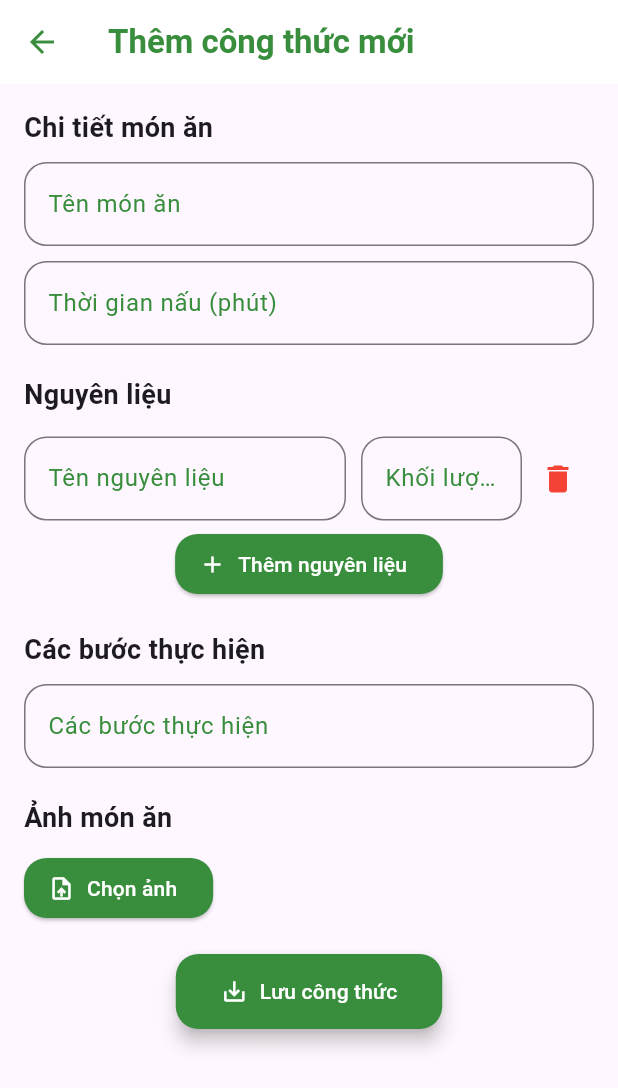
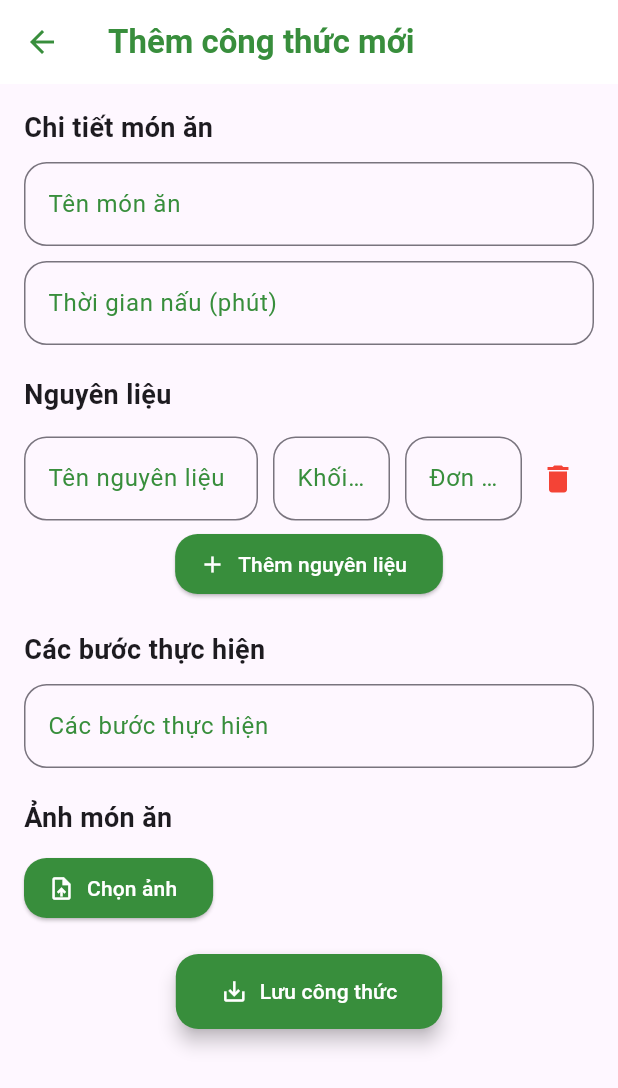
Before and after one commit to tonystark2306/mealplanner_group15_2024.1, a Flutter app: the CreateRecipeScreen screen opened by its route, after a tap on "Thêm nguyên liệu", on a phone screen of 412 x 824 dp. Shown: the top 1088 px of the screen. Run offline on Flutter 3.47's test engine with Material 3 defaults, Android fonts, the phone set to English and light mode, and no system bars; our stand-ins replace image_picker; missing offline and left inert: dart:html; network calls fail.

Commit message:
add unit create recipe screen

```diff
--- a/frontend/lib/Models/recipe_model.dart
+++ b/frontend/lib/Models/recipe_model.dart
@@ -44,9 +44,9 @@ class RecipeItem {
 
 class Ingredient {
   final String name;
+  final String unitName;
   final String weight;
-
-  Ingredient({required this.name, required this.weight});
+  Ingredient({required this.name, required this.unitName, required this.weight});
 
   Map<String, dynamic> toMap() {
     return {
@@ -58,6 +58,7 @@ class Ingredient {
   factory Ingredient.fromMap(Map<String, dynamic> map) {
     return Ingredient(
       name: map['name'],
+      unitName: map['unitName'],
       weight: map['weight'],
     );
   }
--- a/frontend/lib/Screen/recipes/create_recipe_screen.dart
+++ b/frontend/lib/Screen/recipes/create_recipe_screen.dart
@@ -18,6 +18,7 @@ class _CreateRecipeScreenState extends State<CreateRecipeScreen> {
   final TextEditingController timeController = TextEditingController();
   final List<TextEditingController> ingredientNameControllers = [];
   final List<TextEditingController> ingredientWeightControllers = [];
+  final List<TextEditingController> ingredientUnitControllers = [];
   final TextEditingController stepsController = TextEditingController();
   Uint8List? uploadedImage;
 
@@ -31,6 +32,9 @@ class _CreateRecipeScreenState extends State<CreateRecipeScreen> {
     for (var controller in ingredientWeightControllers) {
       controller.dispose();
     }
+    for (var controller in ingredientUnitControllers) {
+      controller.dispose();
+    }
     stepsController.dispose();
     super.dispose();
   }
@@ -39,6 +43,7 @@ class _CreateRecipeScreenState extends State<CreateRecipeScreen> {
     setState(() {
       ingredientNameControllers.add(TextEditingController());
       ingredientWeightControllers.add(TextEditingController());
+      ingredientUnitControllers.add(TextEditingController());
     });
   }
 
@@ -65,12 +70,21 @@ class _CreateRecipeScreenState extends State<CreateRecipeScreen> {
                   keyboardType: TextInputType.number,
                 ),
               ),
+              const SizedBox(width: 10),
+              Expanded(
+                flex: 1,
+                child: buildTextField(
+                  controller: ingredientUnitControllers[index],
+                  label: 'Đơn vị',
+                ),
+              ),
               IconButton(
                 icon: const Icon(Icons.delete, color: Colors.red),
                 onPressed: () {
                   setState(() {
                     ingredientNameControllers.removeAt(index);
                     ingredientWeightControllers.removeAt(index);
+                    ingredientUnitControllers.removeAt(index);
                   });
                 },
               ),
@@ -128,6 +142,7 @@ class _CreateRecipeScreenState extends State<CreateRecipeScreen> {
       ingredientNameControllers.length,
       (index) => Ingredient(
         name: ingredientNameControllers[index].text,
+        unitName: ingredientUnitControllers[index].text,
         weight: ingredientWeightControllers[index].text,
       ),
     );
--- a/frontend/lib/Screen/recipes/recipe_detail_popup.dart
+++ b/frontend/lib/Screen/recipes/recipe_detail_popup.dart
@@ -33,6 +33,7 @@ class RecipeDetailPopup extends StatelessWidget {
                   ?.map((ingredient) => Ingredient(
                         name: ingredient['name'] ?? '',
                         weight: ingredient['weight'] ?? '',
+                        unitName: ingredient['unitName'],
                       ))
                   .toList() ??
               [],
```
Also changed, not shown: frontend/lib/Providers/recipe_provider.dart (+12 -11 lines), frontend/lib/Screen/recipes/edit_recipe_screen.dart (+34 -32 lines).
